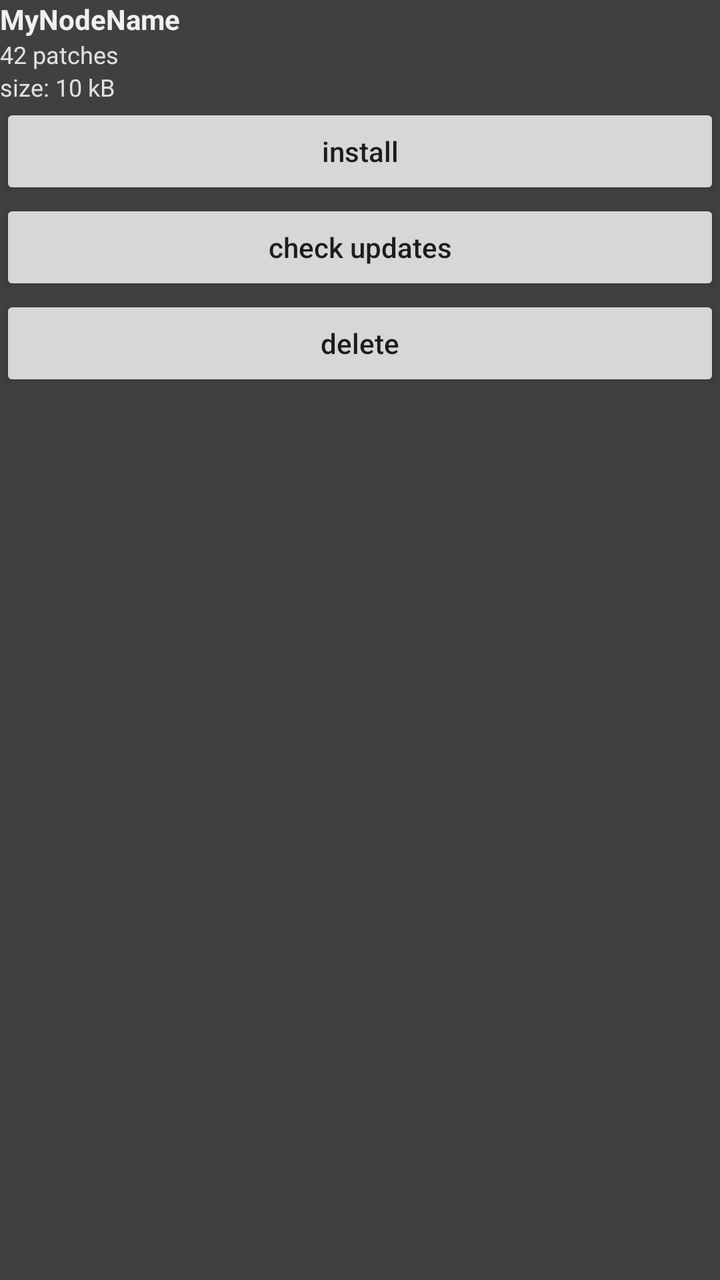
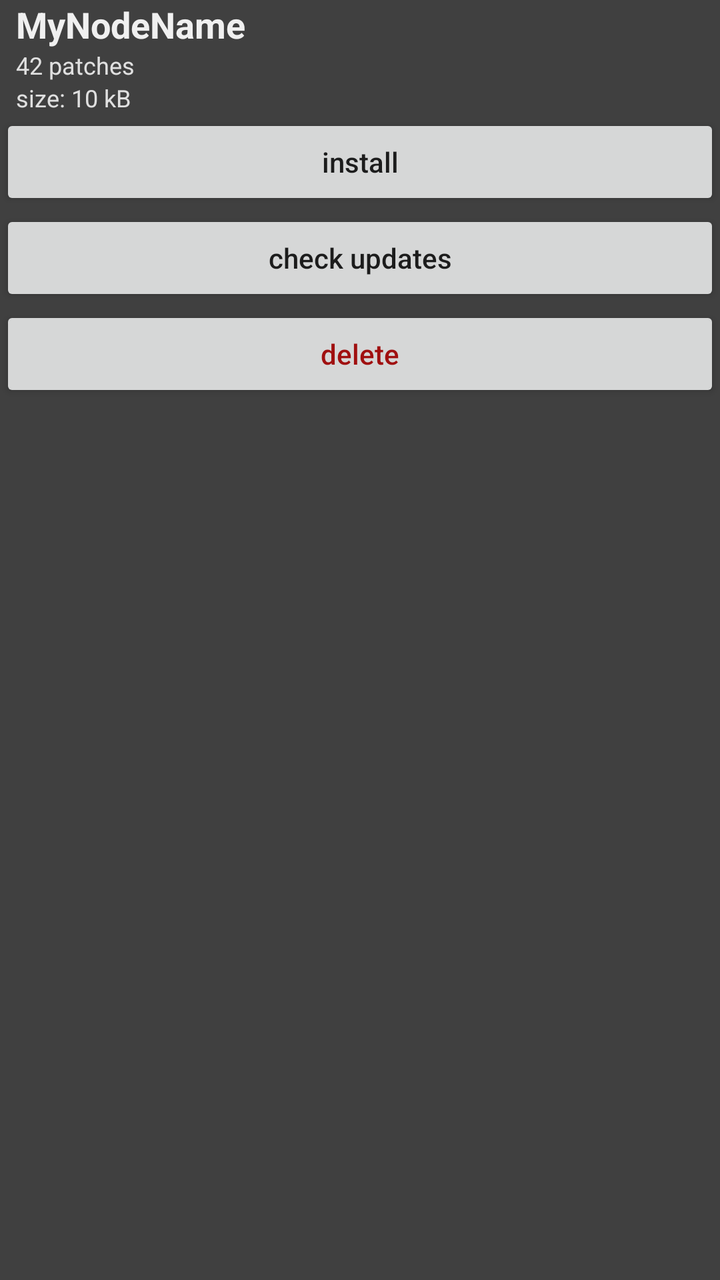

Two renders of the same Android screen: before a commit and after it. Below are the layout's source before the change and the commit's diff.
<!-- AndroidManifest.xml: application theme Theme.AppCompat.Light.NoActionBar -->
<!-- res/layout/node_menu.xml -->
<?xml version="1.0" encoding="utf-8"?>
<LinearLayout xmlns:android="http://schemas.android.com/apk/res/android"
	android:orientation="vertical"
	android:layout_width="fill_parent"
	android:minWidth="280dip"
	android:layout_height="wrap_content"
	android:background="#404040"
	>
	
	

		

			<TextView
				android:id="@+id/name"
				android:text="MyNodeName"
				android:textStyle="bold"
				android:layout_width="fill_parent"
				android:layout_height="wrap_content"
				android:textColor="#f0f0f0"
				/>
			<TextView
				android:id="@+id/patches"
				android:text="42 patches"
				android:textSize="12sp"
				android:layout_width="fill_parent"
				android:layout_height="wrap_content"
				android:textColor="#e0e0e0"
				/>
			<TextView
				android:id="@+id/size"
				android:text="size: 10 kB"
				android:textSize="12sp"
				android:layout_width="fill_parent"
				android:layout_height="wrap_content"
				android:textColor="#e0e0e0"
				/>
		

		<Button
			android:id="@+id/install"
			android:layout_marginTop="0dip"
			android:layout_width="fill_parent"
			android:layout_height="wrap_content"
			android:text="@string/install"
			android:capitalize="none"
			android:singleLine="true"/>

		<Button 
			android:id="@+id/check_updates"
			android:layout_marginTop="0dip"
			android:layout_width="fill_parent"
			android:layout_height="wrap_content"
			android:text="@string/check_updates"
			android:capitalize="none"
			android:singleLine="true"/>

		<Button 
			android:id="@+id/delete"
			android:layout_marginTop="0dip"
			android:layout_width="fill_parent"
			android:layout_height="wrap_content"
			android:text="@string/delete"
			android:capitalize="none"
			android:singleLine="true"/>

</LinearLayout>
<!-- resources referenced by this layout -->
<resources>
  <string name="check_updates">check updates</string>
  <string name="delete">delete</string>
  <string name="install">install</string>
</resources>

<!-- the commit's change to res/layout/node_menu.xml (unified diff, before → after) -->
@@ -18,6 +18,8 @@
 				android:layout_width="fill_parent"
 				android:layout_height="wrap_content"
 				android:textColor="#f0f0f0"
+				android:textSize="18sp"
+				android:paddingStart="8dp"
 				/>
 			<TextView
 				android:id="@+id/patches"
@@ -26,6 +28,7 @@
 				android:layout_width="fill_parent"
 				android:layout_height="wrap_content"
 				android:textColor="#e0e0e0"
+				android:paddingStart="8dp"
 				/>
 			<TextView
 				android:id="@+id/size"
@@ -34,6 +37,7 @@
 				android:layout_width="fill_parent"
 				android:layout_height="wrap_content"
 				android:textColor="#e0e0e0"
+				android:paddingStart="8dp"
 				/>
 		
 
@@ -62,6 +66,7 @@
 			android:layout_height="wrap_content"
 			android:text="@string/delete"
 			android:capitalize="none"
+			android:textColor="#a01010"
 			android:singleLine="true"/>
 
 </LinearLayout>
